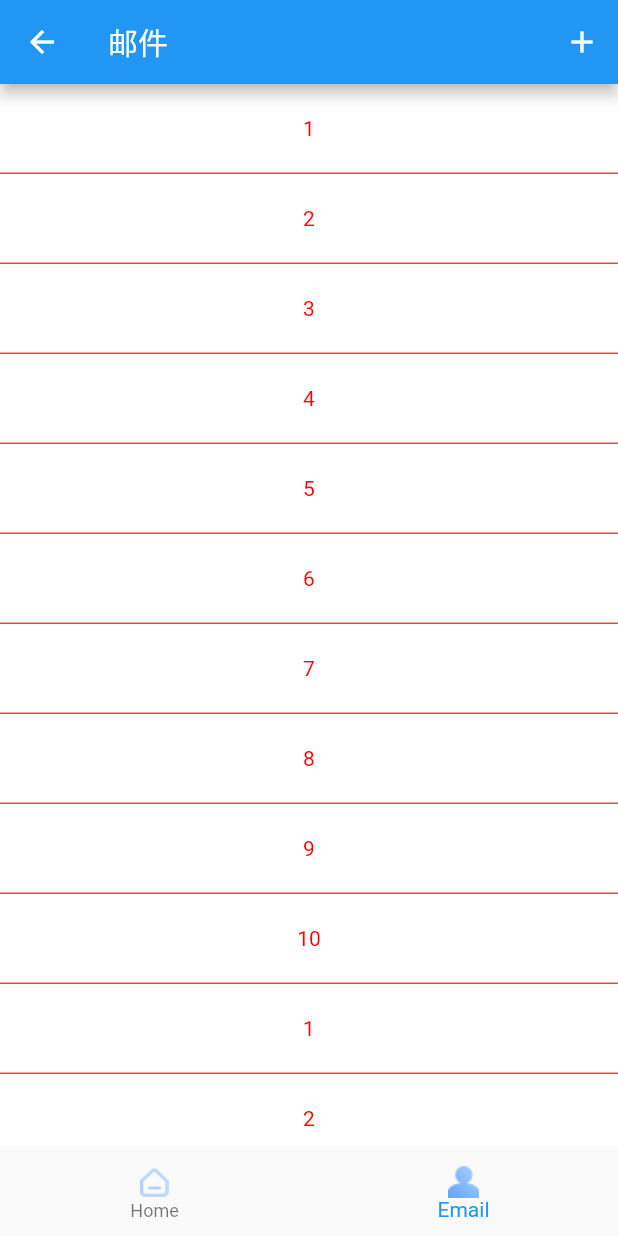
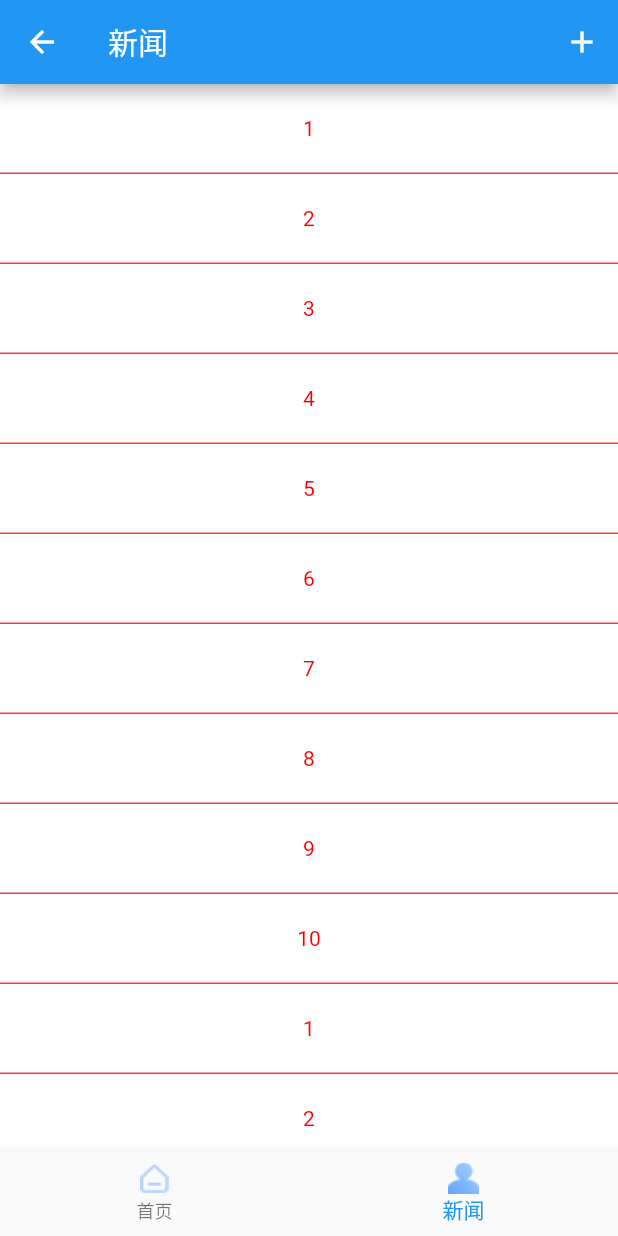
Before and after one commit to lcyisgod/flutter_app, a Flutter app: the MainPage screen opened by its route, swiped to page 2, on a phone screen of 412 x 824 dp. Run offline on Flutter 3.47's test engine with Material 2 defaults, Android fonts, the phone set to English and light mode, and no system bars; drawn by our look-alikes of flutter_easyloading, oktoast; our stand-ins replace fluro, modal_bottom_sheet, webview_flutter; network calls fail.

Commit message:
fix:调整代码

```diff
--- a/lib/main.dart
+++ b/lib/main.dart
@@ -76,7 +76,6 @@
     ..maskType = EasyLoadingMaskType.clear;
 
   FlutterError.onError = (FlutterErrorDetails details) async {
-//    FlutterError.dumpErrorToConsole(details);
     Zone.current.handleUncaughtError(details.exception, details.stack);
   };
 
@@ -137,8 +136,6 @@
                 primarySwatch: Colors.teal,
                 //主色，决定导航栏颜色
                 primaryColor: Colors.orange,
-                //次级色，决定大多数Widget的颜色，如进度条、开关等
-                accentColor: Colors.black54,
                 //卡片颜色
                 cardColor: Colors.cyan,
                 //分割线颜色
@@ -224,7 +221,7 @@
 class _MyHomePageState extends State<MyHomePage> {
   Future<void> startTime() async{
     const Duration duration = Duration(seconds: 1);
-    return  Timer(duration, navigationPage);
+    return Timer(duration, navigationPage);
   }
 
   Future<void> navigationPage() async {
--- a/lib/pages/Home/basicWidget/basic_button_page.dart
+++ b/lib/pages/Home/basicWidget/basic_button_page.dart
@@ -99,7 +99,7 @@
               const Divider(),
               InkWell(
                 onTap: (){
-
+                  print('点击事件');
                 },
                 splashColor: Color(0x000000),
                 focusColor: Colors.blue,
--- a/lib/pages/Home/basicWidget/basic_container.dart
+++ b/lib/pages/Home/basicWidget/basic_container.dart
@@ -23,13 +23,13 @@
             const Text('Container类似于iOS的UIView'),
             Container(
               //背景色
-//        color: Colors.red,
+              // color: Colors.red,
               //高度
               height: 100,
               //宽度
               width: double.infinity,
               //设置一些指定制定属性
-              //设置制定属性时背景色在这路设置
+              //设置制定属性时背景色在这里设置
               decoration: const BoxDecoration(
                 //边框角度
                 borderRadius: BorderRadius.all(Radius.circular(10.0)),
--- a/lib/pages/Home/basicWidget/basic_widget_page.dart
+++ b/lib/pages/Home/basicWidget/basic_widget_page.dart
@@ -41,9 +41,7 @@
                 itemBuilder: (BuildContext context,int index){
                   final String title = dataList[index];
                   return InkWell(
-                    onTap: (){
-                      clickEvent(context, title);
-                      },
+                    onTap: () {clickEvent(context, title);},
                     child: Container(
                       height: 45,
                       child: Column(
--- a/lib/pages/Home/vesselWidget/drawer_page.dart
+++ b/lib/pages/Home/vesselWidget/drawer_page.dart
@@ -20,7 +20,7 @@
                       padding: const EdgeInsets.symmetric(horizontal: 16.0),
                       child: ClipOval(
                         child: Image.network(
-                          'https://ss0.bdstatic.com/70cFvHSh_Q1YnxGkpoWK1HF6hhy/it/u=7428308,2994758752&fm=26&gp=0.jpg',
+                          'https://gimg2.baidu.com/image_search/src=http%3A%2F%2Fi0.hdslb.com%2Fbfs%2Farticle%2Fdb0787e62730176883cbd1c03557d4f3f13905b7.jpg&refer=http%3A%2F%2Fi0.hdslb.com&app=2002&size=f9999,10000&q=a80&n=0&g=0n&fmt=auto?sec=1665732801&t=e998e43670eba59f4aef2a6cb72e6516',
                           width: 80,
                           height: 80,
                           fit: BoxFit.fill,
--- a/lib/pages/Mine/my_pagee.dart
+++ b/lib/pages/Mine/my_pagee.dart
@@ -56,7 +56,7 @@
                   itemBuilder: (_, int index) {
                     return InkWell(
                       onTap: (){
-//                        deleteData(index);
+//                       deleteData(index);
                       changeData(index);
                       },
                       child: Container(
@@ -89,7 +89,7 @@
 
   @override
   void dispose() {
-    print('销毁邮件界面');
+    print('销毁新闻界面');
     super.dispose();
   }
 
--- a/lib/pages/main_page.dart
+++ b/lib/pages/main_page.dart
@@ -13,7 +13,7 @@
   int _currentIndex = 0;
   List<Widget> _pageList;
   List<List<Widget>> _tabImages;
-  final List<String> _appBarTitles = <String>['Home', 'Email'];
+  final List<String> _appBarTitles = <String>['首页', '新闻'];
   final PageController _pageController = PageController();
 
   Widget _buildTabText(int curIndex) {
@@ -41,7 +41,7 @@
     super.initState();
     _pageList = <Widget>[
       const HomePage(title: '首页',),
-      const MyPage(title: '邮件',)
+      const MyPage(title: '新闻',)
     ];
 
     _tabImages = <List<Widget>>[
--- a/pubspec.yaml
+++ b/pubspec.yaml
@@ -36,6 +36,8 @@
   provider: ^6.0.3
   # bottomSheet https://pub.dev/packages/modal_bottom_sheet
   modal_bottom_sheet: ^2.1.2
+  # 网络请求插件 https://pub.dev/packages/dio
+  dio: ^4.0.6
 
 dev_dependencies:
   build_runner:
```
Also changed, not shown: pubspec.lock, 1 other file.
